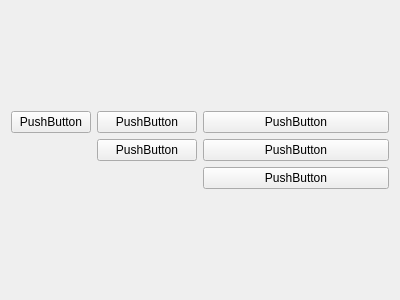
Before: the Qt Designer form Py_qtie/layout.ui in Aphrodite5/py_qt_learb, drawn with Qt 5.
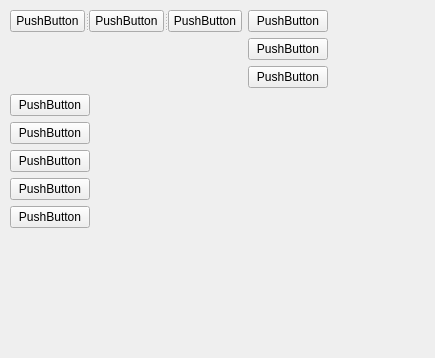
After: the same form once the commit is applied.

Diff of the .ui file:
```diff
--- a/Py_qtie/layout.ui
+++ b/Py_qtie/layout.ui
@@ -6,65 +6,107 @@
    <rect>
     <x>0</x>
     <y>0</y>
-    <width>400</width>
-    <height>300</height>
+    <width>435</width>
+    <height>358</height>
    </rect>
   </property>
   <property name="windowTitle">
    <string>Form</string>
   </property>
+  <widget class="QWidget" name="">
+   <property name="geometry">
+    <rect>
+     <x>10</x>
+     <y>10</y>
+     <width>318</width>
+     <height>230</height>
+    </rect>
+   </property>
   <layout class="QGridLayout" name="gridLayout">
    <item row="0" column="0">
-    <layout class="QFormLayout" name="formLayout">
-     <item row="0" column="0">
+     <widget class="QSplitter" name="splitter">
+      <property name="orientation">
+       <enum>Qt::Horizontal</enum>
+      </property>
       <widget class="QPushButton" name="pushButton">
        <property name="text">
         <string>PushButton</string>
        </property>
       </widget>
-     </item>
-     <item row="0" column="1">
       <widget class="QPushButton" name="pushButton_2">
        <property name="text">
         <string>PushButton</string>
        </property>
       </widget>
-     </item>
-     <item row="1" column="1">
       <widget class="QPushButton" name="pushButton_3">
        <property name="text">
         <string>PushButton</string>
        </property>
       </widget>
-     </item>
-    </layout>
+     </widget>
    </item>
    <item row="0" column="1">
-    <layout class="QVBoxLayout" name="verticalLayout">
-     <item>
       <widget class="QPushButton" name="pushButton_4">
        <property name="text">
         <string>PushButton</string>
        </property>
       </widget>
      </item>
-     <item>
+    <item row="1" column="1">
       <widget class="QPushButton" name="pushButton_6">
        <property name="text">
         <string>PushButton</string>
        </property>
       </widget>
      </item>
-     <item>
+    <item row="2" column="1">
       <widget class="QPushButton" name="pushButton_5">
        <property name="text">
         <string>PushButton</string>
        </property>
       </widget>
      </item>
+    <item row="3" column="0">
+     <layout class="QFormLayout" name="formLayout">
+      <item row="0" column="0">
+       <widget class="QPushButton" name="pushButton_7">
+        <property name="text">
+         <string>PushButton</string>
+        </property>
+       </widget>
+      </item>
+      <item row="1" column="0">
+       <widget class="QPushButton" name="pushButton_11">
+        <property name="text">
+         <string>PushButton</string>
+        </property>
+       </widget>
+      </item>
+      <item row="2" column="0">
+       <widget class="QPushButton" name="pushButton_8">
+        <property name="text">
+         <string>PushButton</string>
+        </property>
+       </widget>
+      </item>
+      <item row="3" column="0">
+       <widget class="QPushButton" name="pushButton_10">
+        <property name="text">
+         <string>PushButton</string>
+        </property>
+       </widget>
+      </item>
+      <item row="4" column="0">
+       <widget class="QPushButton" name="pushButton_9">
+        <property name="text">
+         <string>PushButton</string>
+        </property>
+       </widget>
+      </item>
     </layout>
    </item>
   </layout>
+  </widget>
  </widget>
  <resources/>
  <connections/>
```
Lines whose indentation alone changed are shown as unchanged.
